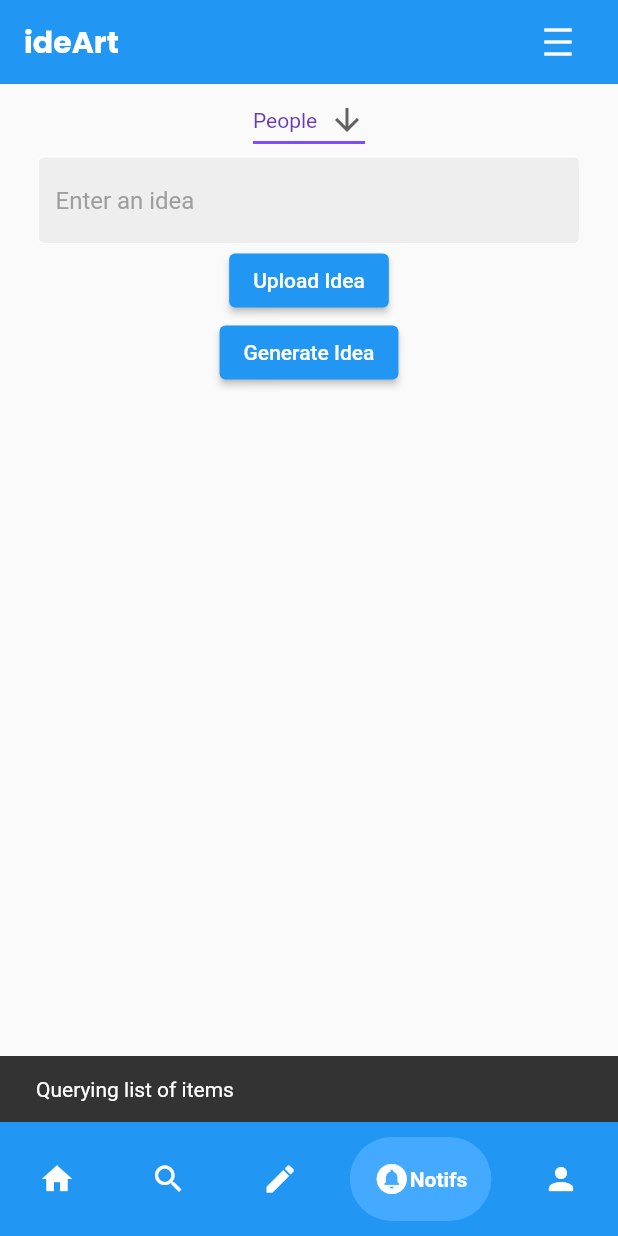
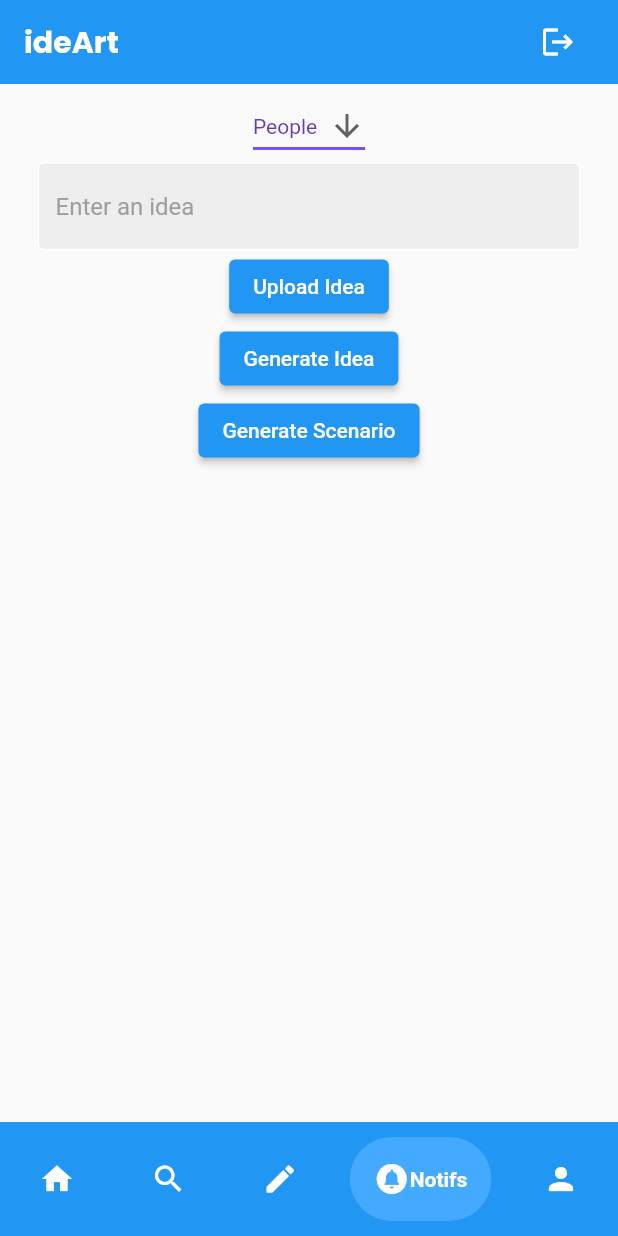
Before and after one commit to Melancholy22/ide_art_mobile_app, a Flutter app: the screen it shows after launch, item 4 of the bottom bar chosen, after a tap on "Generate Idea", on a phone screen of 412 x 824 dp. Run offline on Flutter 3.47's test engine with Material 2 defaults, Android fonts, the phone set to English and light mode, and no system bars; drawn by our look-alikes of google_nav_bar; our stand-ins replace flutter_riverpod, go_router, image_picker; missing offline and left inert: amplify_api, amplify_auth_cognito, amplify_authenticator, amplify_core, amplify_datastore, amplify_flutter and 1 more.

Commit message:
Made gradients and components

```diff
--- /dev/null
+++ b/lib/components/gradient_text.dart
@@ -0,0 +1,24 @@
+import 'package:flutter/material.dart';
+
+class GradientText extends StatelessWidget {
+  const GradientText(
+    this.text, {
+    required this.gradient,
+    this.style,
+  });
+
+  final String text;
+  final TextStyle? style;
+  final Gradient gradient;
+
+  @override
+  Widget build(BuildContext context) {
+    return ShaderMask(
+      blendMode: BlendMode.srcIn,
+      shaderCallback: (bounds) => gradient.createShader(
+        Rect.fromLTWH(0, 0, bounds.width, bounds.height),
+      ),
+      child: Text(text, style: style),
+    );
+  }
+}
--- /dev/null
+++ b/lib/components/top_app_bar.dart
@@ -0,0 +1,54 @@
+import 'package:flutter/material.dart';
+import 'package:amplify_flutter/amplify_flutter.dart';
+import 'package:flutter_riverpod/flutter_riverpod.dart';
+
+class topBar extends StatelessWidget implements PreferredSizeWidget{
+  const topBar({super.key});
+
+
+  @override
+  // TODO: implement preferredSize
+  Size get preferredSize => Size.fromHeight(60);
+
+  Future<void> signOutCurrentUser() async {
+    try {
+      await Amplify.Auth.signOut();
+    } on AuthException catch (e) {
+      print(e.message);
+    }
+  }
+
+  @override
+  Widget build(BuildContext context) {
+    return Scaffold(
+      appBar: AppBar(
+        //backgroundColor: Color.fromRGBO(113, 203, 255, 100),
+        elevation: 0,
+        title:
+          Row(
+            mainAxisAlignment: MainAxisAlignment.spaceBetween,
+            children: [
+          // ignore: prefer_const_constructors
+          Text(
+            'ideArt',
+            // ignore: prefer_const_constructors
+            style: TextStyle(
+                color: Colors.white,
+                fontFamily: 'Poppins',
+                fontWeight: FontWeight.bold),
+          ),
+          Row(
+            children: [
+              IconButton(
+                onPressed: () {
+                  signOutCurrentUser();
+                },
+                icon: Icon(Icons.logout),
+              )
+            ],
+          )
+        ]),
+      ),
+    );
+  }
+}
--- a/lib/features/pages/UserHome.dart
+++ b/lib/features/pages/UserHome.dart
@@ -1,58 +1,27 @@
-import 'package:amplify_api/model_queries.dart';
-import 'package:amplify_flutter/amplify_flutter.dart';
 import 'package:flutter/material.dart';
-import 'package:ide_art_mobile_app/models/ArtIdea.dart';
-import 'package:ide_art_mobile_app/models/UserPosts.dart';
+import 'package:ide_art_mobile_app/common/utils/colors.dart';
+import '../../components/gradient_text.dart';
+import '../../components/top_app_bar.dart';
 
 class UserHome extends StatelessWidget {
   const UserHome({super.key});
 
-  Future<void> signOutCurrentUser() async {
-  try {
-    await Amplify.Auth.signOut();
-  } on AuthException catch (e) {
-    print(e.message);
-  }
-  }
+
 
   @override
   Widget build(BuildContext context) {
 
     return Scaffold(
-      appBar: AppBar(
-        //backgroundColor: Color.fromRGBO(113, 203, 255, 100),
-        elevation: 0,
-        title:
-          Row(
-            mainAxisAlignment: MainAxisAlignment.spaceBetween,
-            children: [
-          // ignore: prefer_const_constructors
-          Text(
-            'ideArt',
-            // ignore: prefer_const_constructors
-            style: TextStyle(
-                color: Colors.white,
-                fontFamily: 'Poppins',
-                fontWeight: FontWeight.bold),
-          ),
-          Row(
-            children: [
-              IconButton(
-                onPressed: () {
-                  signOutCurrentUser();
-                },
-                icon: Icon(Icons.density_medium),
-              )
-            ],
-          )
-        ]),
-      ),
+      appBar: topBar(),
       body: Center(
-        child: ElevatedButton(
-          child: Text('Generate Idea'),
-          onPressed: () {
-
-          },
+        child: GradientText(
+          "IdeArt",
+          style: const TextStyle(
+                            fontSize: 42,
+                            fontFamily: 'Poppins',
+                            fontWeight: FontWeight.bold
+                          ),
+          gradient: ideArtColor1,
         ),
       ),
     );
--- a/lib/features/pages/UserNotifis.dart
+++ b/lib/features/pages/UserIdeas.dart
@@ -1,26 +1,24 @@
+import 'dart:math';
 import 'package:amplify_api/model_mutations.dart';
 import 'package:amplify_api/model_queries.dart';
-import 'package:amplify_auth_cognito/amplify_auth_cognito.dart';
 import 'package:amplify_flutter/amplify_flutter.dart';
 import 'package:flutter/material.dart';
 import 'package:ide_art_mobile_app/components/my_textfield.dart';
+import 'package:ide_art_mobile_app/components/top_app_bar.dart';
 import '../../models/ArtIdea.dart';
 import '../../models/FilterType.dart';
 
-class UserNotifs extends StatelessWidget {
-  const UserNotifs({super.key});
-  Future<void> signOutCurrentUser() async {
-    try {
-      await Amplify.Auth.signOut();
-    } on AuthException catch (e) {
-      print(e.message);
-    }
-  }
+class UserIdeas extends StatelessWidget {
+  const UserIdeas({super.key});
 
   @override
   Widget build(BuildContext context) {
     FilterType artIdeaType = FilterType.PEOPLE;
     final ideaController = TextEditingController();
+    var people = [], places = [], objects = [], ideas = [], animals = [];
+    var adverbs = [" aggressively", " casually", " quickly", " hastily", " slowly", " cautiously", " hesitantly", " clumsily", " carefully", " creepily"];
+    var verbs = [" eating in ", " swimming in ", " sitting in ", " taking a stroll in ", " wandering around ", " crying in ", " laughing in ", " smiling in ", " frowning in ", " relaxing in ", " frolicking in ", " admiring a picture of ", " tiptoeing around ", " sneaking around "];
+    var connectors = [" in the presence of ", " with ", " surrounded by ", " while staring at ", " accompanied by ", " joined by ", " while holding ", " while writing a poem about ", " while singing a song about ", " while publishing a paper on ", " while presenting a speech on "];
 
     Future<void> createArtIdea() async {
       try {
@@ -41,10 +39,8 @@ class UserNotifs extends StatelessWidget {
       }
     }
 
-    Future<List<ArtIdea?>> queryListItems() async {
-      ScaffoldMessenger.of(context).showSnackBar(SnackBar(
-            content: Text("Querying list of items"),
-      ));
+    Future<List<ArtIdea?>> queryListItems(int i) async {
+
       try {
         final request = ModelQueries.list(
           ArtIdea.classType,
@@ -58,6 +54,12 @@ class UserNotifs extends StatelessWidget {
           return <ArtIdea?>[];
         }
         safePrint(items);
+        var intValue = Random().nextInt(items.length);
+        if(i > 0)
+          ScaffoldMessenger.of(context).showSnackBar(SnackBar(
+                content: Text(items[intValue]!.idea),
+          ));
+
         return items;
       } on ApiException catch (e) {
         safePrint('Query failed: $e');
@@ -68,7 +70,7 @@ class UserNotifs extends StatelessWidget {
     Future<void> check() async{
       // safePrint("Value: " + _DropdownButtonExampleState.dropdownValue);
       switch(_DropdownButtonExampleState.dropdownValue){
-        case "Person" : { artIdeaType = FilterType.PEOPLE;  }
+        case "People" : { artIdeaType = FilterType.PEOPLE;  }
         break;
 
         case "Places" : { artIdeaType = FilterType.PLACES;  }
@@ -89,35 +91,41 @@ class UserNotifs extends StatelessWidget {
       safePrint(artIdeaType);
     }
 
+    Future<void> generateScenario () async {
+      var rng = Random();
+      artIdeaType = FilterType.PEOPLE;
+      people = await queryListItems(0);
+      artIdeaType = FilterType.PLACES;
+      places = await queryListItems(0);
+      artIdeaType = FilterType.OBJECTS;
+      objects = await queryListItems(0);
+      artIdeaType = FilterType.ANIMALS;
+      animals = await queryListItems(0);
+      artIdeaType = FilterType.IDEAS;
+      ideas = await queryListItems(0);
+
+      int scenarioType = rng.nextInt(4);
+      String scenes = "";
+      switch(scenarioType) {
+        case 0:
+          scenes = people[rng.nextInt(people.length)]!.idea + verbs[rng.nextInt(verbs.length)] + places[rng.nextInt(places.length)]!.idea;
+          break;
+        case 1:
+          scenes = people[rng.nextInt(people.length)]!.idea + adverbs[rng.nextInt(adverbs.length)] + verbs[rng.nextInt(verbs.length)] + places[rng.nextInt(places.length)]!.idea + connectors[rng.nextInt(connectors.length)] + objects[rng.nextInt(objects.length)]!.idea.toLowerCase();
+          break;
+        case 2:
+          scenes = people[rng.nextInt(people.length)]!.idea + adverbs[rng.nextInt(adverbs.length)]  + verbs[rng.nextInt(verbs.length)] + places[rng.nextInt(places.length)]!.idea;
+          break;
+        case 3:
+          scenes = people[rng.nextInt(people.length)]!.idea + verbs[rng.nextInt(verbs.length)] + places[rng.nextInt(places.length)]!.idea + connectors[rng.nextInt(connectors.length)] + objects[rng.nextInt(objects.length)]!.idea.toLowerCase();
+          break;
+        default:
+      }
+      safePrint(scenes);
+    }
+
     return Scaffold(
-      appBar: AppBar(
-        //backgroundColor: Color.fromRGBO(113, 203, 255, 100),
-        elevation: 0,
-        title:
-          Row(
-            mainAxisAlignment: MainAxisAlignment.spaceBetween,
-            children: [
-          // ignore: prefer_const_constructors
-          Text(
-            'ideArt',
-            // ignore: prefer_const_constructors
-            style: TextStyle(
-                color: Colors.white,
-                fontFamily: 'Poppins',
-                fontWeight: FontWeight.bold),
-          ),
-          Row(
-            children: [
-              IconButton(
-                onPressed: () {
-                  signOutCurrentUser();
-                },
-                icon: Icon(Icons.density_medium),
-              )
-            ],
-          )
-        ]),
-      ),
+      appBar: topBar(),
       body: Center(
         child:
           Column(
@@ -137,7 +145,13 @@ class UserNotifs extends StatelessWidget {
               ElevatedButton(
                 child: Text('Generate Idea'),
                 onPressed: () {
-                  check().whenComplete(() => queryListItems());
+                  check().whenComplete(() => queryListItems(1));
+                },
+              ),
+              ElevatedButton(
+                child: Text('Generate Scenario'),
+                onPressed: () {
+                  generateScenario();
                 },
               ),
             ],
--- a/lib/pages/home_page.dart
+++ b/lib/pages/home_page.dart
@@ -2,7 +2,7 @@ import 'package:flutter/material.dart';
 import 'package:google_nav_bar/google_nav_bar.dart';
 import 'package:ide_art_mobile_app/features/pages/UserCreate.dart';
 import 'package:ide_art_mobile_app/features/pages/UserHome.dart';
-import 'package:ide_art_mobile_app/features/pages/UserNotifis.dart';
+import 'package:ide_art_mobile_app/features/pages/UserIdeas.dart';
 import 'package:ide_art_mobile_app/features/pages/UserProfile.dart';
 import 'package:ide_art_mobile_app/features/pages/UserSearch.dart';
 
@@ -25,7 +25,7 @@ class _HomePageState extends State<HomePage> {
     UserHome(),
     UserSearch(),
     UserCreate(),
-    UserNotifs(),
+    UserIdeas(),
     UserProfile()
   ];
 
```
Also changed, not shown: lib/common/utils/colors.dart (+13 -0 lines), lib/features/pages/UserProfile.dart (+2 -37 lines).
